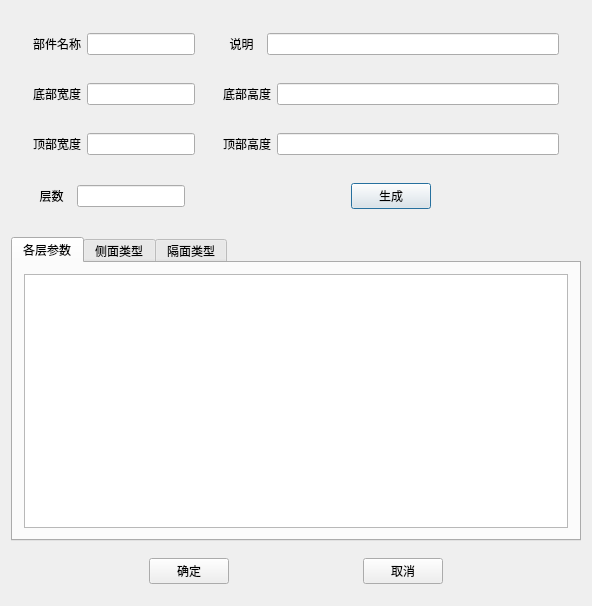
This is TW/T_Body.ui in Shixuku/Tower-Visual as Qt 5 draws it before an edit. The edited form follows.
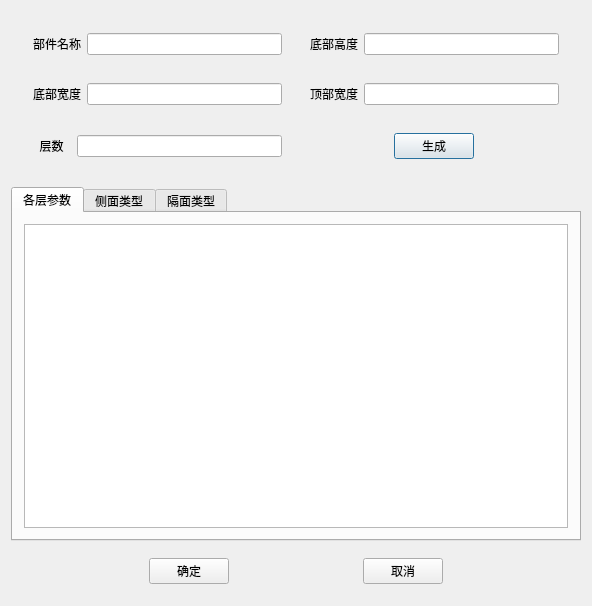
This is the edited form. The open tabs and pages were chosen to show the change.

```diff
--- a/TW/T_Body.ui
+++ b/TW/T_Body.ui
@@ -16,7 +16,7 @@
   <layout class="QVBoxLayout" name="verticalLayout">
    <item>
     <widget class="QWidget" name="widget_5" native="true">
-     <layout class="QFormLayout" name="formLayout">
+     <layout class="QGridLayout" name="gridLayout">
       <item row="0" column="0">
        <widget class="QWidget" name="widget" native="true">
         <layout class="QHBoxLayout" name="horizontalLayout">
@@ -33,6 +33,22 @@
         </layout>
        </widget>
       </item>
+      <item row="0" column="1">
+       <widget class="QWidget" name="widget_3" native="true">
+        <layout class="QHBoxLayout" name="horizontalLayout_3">
+         <item>
+          <widget class="QLabel" name="label_3">
+           <property name="text">
+            <string>底部高度</string>
+           </property>
+          </widget>
+         </item>
+         <item>
+          <widget class="QLineEdit" name="line_z0"/>
+         </item>
+        </layout>
+       </widget>
+      </item>
       <item row="1" column="0">
        <widget class="QWidget" name="widget_4" native="true">
         <layout class="QHBoxLayout" name="horizontalLayout_4">
@@ -50,22 +66,6 @@
        </widget>
       </item>
       <item row="1" column="1">
-       <widget class="QWidget" name="widget_3" native="true">
-        <layout class="QHBoxLayout" name="horizontalLayout_3">
-         <item>
-          <widget class="QLabel" name="label_3">
-           <property name="text">
-            <string>底部高度</string>
-           </property>
-          </widget>
-         </item>
-         <item>
-          <widget class="QLineEdit" name="line_z0"/>
-         </item>
-        </layout>
-       </widget>
-      </item>
-      <item row="2" column="0">
        <widget class="QWidget" name="widget_7" native="true">
         <layout class="QHBoxLayout" name="horizontalLayout_7">
          <item>
@@ -81,23 +81,7 @@
         </layout>
        </widget>
       </item>
-      <item row="2" column="1">
-       <widget class="QWidget" name="widget_8" native="true">
-        <layout class="QHBoxLayout" name="horizontalLayout_8">
-         <item>
-          <widget class="QLabel" name="label_6">
-           <property name="text">
-            <string>顶部高度</string>
-           </property>
-          </widget>
-         </item>
-         <item>
-          <widget class="QLineEdit" name="line_zn"/>
-         </item>
-        </layout>
-       </widget>
-      </item>
-      <item row="3" column="0">
+      <item row="2" column="0">
        <widget class="QWidget" name="widget_9" native="true">
         <layout class="QHBoxLayout" name="horizontalLayout_9">
          <item>
@@ -113,7 +97,7 @@
         </layout>
        </widget>
       </item>
-      <item row="3" column="1">
+      <item row="2" column="1">
        <widget class="QWidget" name="widget_12" native="true">
         <layout class="QHBoxLayout" name="horizontalLayout_6">
          <item>
@@ -132,22 +116,6 @@
         </layout>
        </widget>
       </item>
-      <item row="0" column="1">
-       <widget class="QWidget" name="widget_6" native="true">
-        <layout class="QHBoxLayout" name="horizontalLayout_5">
-         <item>
-          <widget class="QLabel" name="label_2">
-           <property name="text">
-            <string>  说明  </string>
-           </property>
-          </widget>
-         </item>
-         <item>
-          <widget class="QLineEdit" name="part_name_2"/>
-         </item>
-        </layout>
-       </widget>
-      </item>
      </layout>
     </widget>
    </item>
```
Left out of the diff: 2 changed lines with no effect on the pictures.
